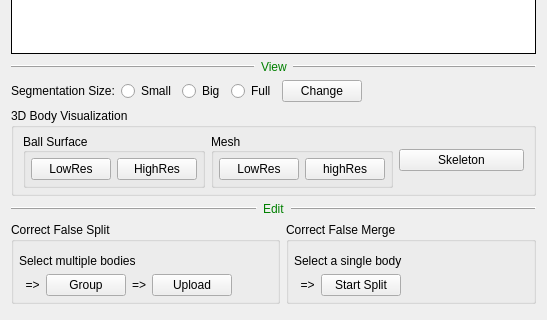
janelia-flyem/NeuTu, file neurolabi/gui/flyem/flyemproofcontrolform.ui: the form before one commit; both pictures show x 0 to 547 and y 177 to 497 of the 547 by 710 pixel window.
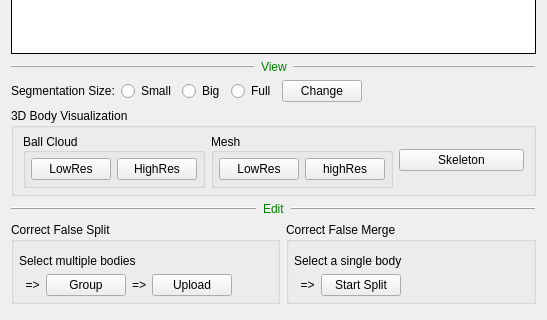
The form after the commit. Icons and pictures are not drawn. Custom widgets are drawn as their Qt base class.

What changed in the file:
```diff
--- a/neurolabi/gui/flyem/flyemproofcontrolform.ui
+++ b/neurolabi/gui/flyem/flyemproofcontrolform.ui
@@ -218,7 +218,7 @@
          <string>A body is rendered as a set of balls resembling its surface</string>
         </property>
         <property name="title">
-         <string>Ball Surface</string>
+         <string>Ball Cloud</string>
         </property>
         <property name="alignment">
          <set>Qt::AlignLeading|Qt::AlignLeft|Qt::AlignVCenter</set>
```
